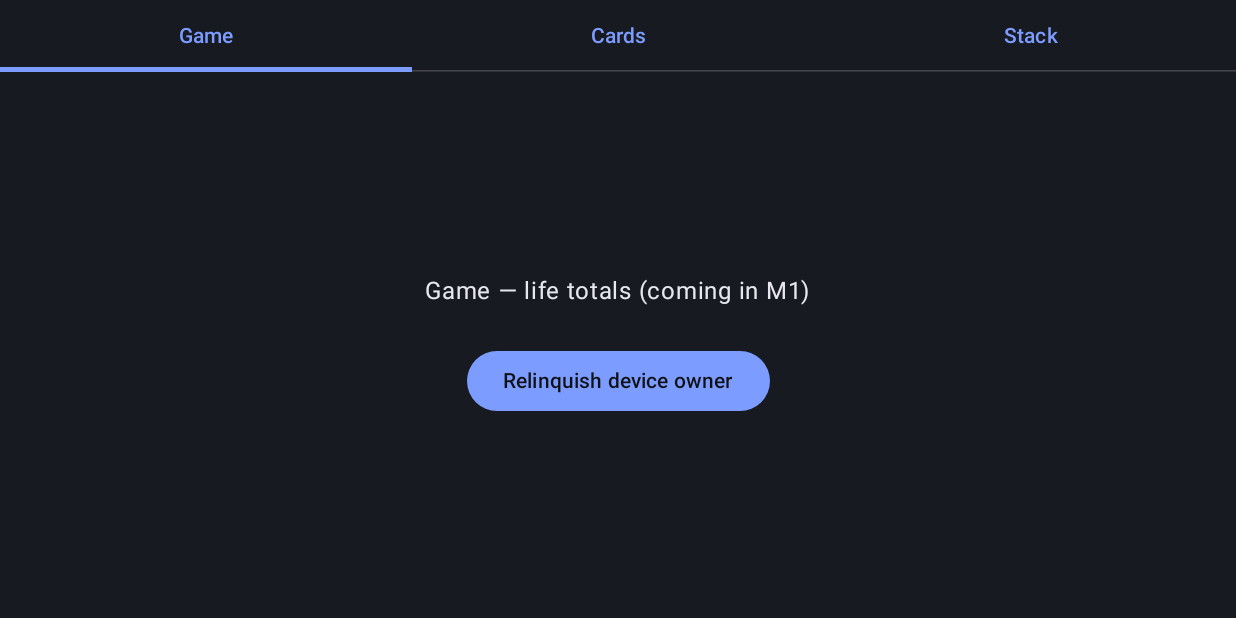
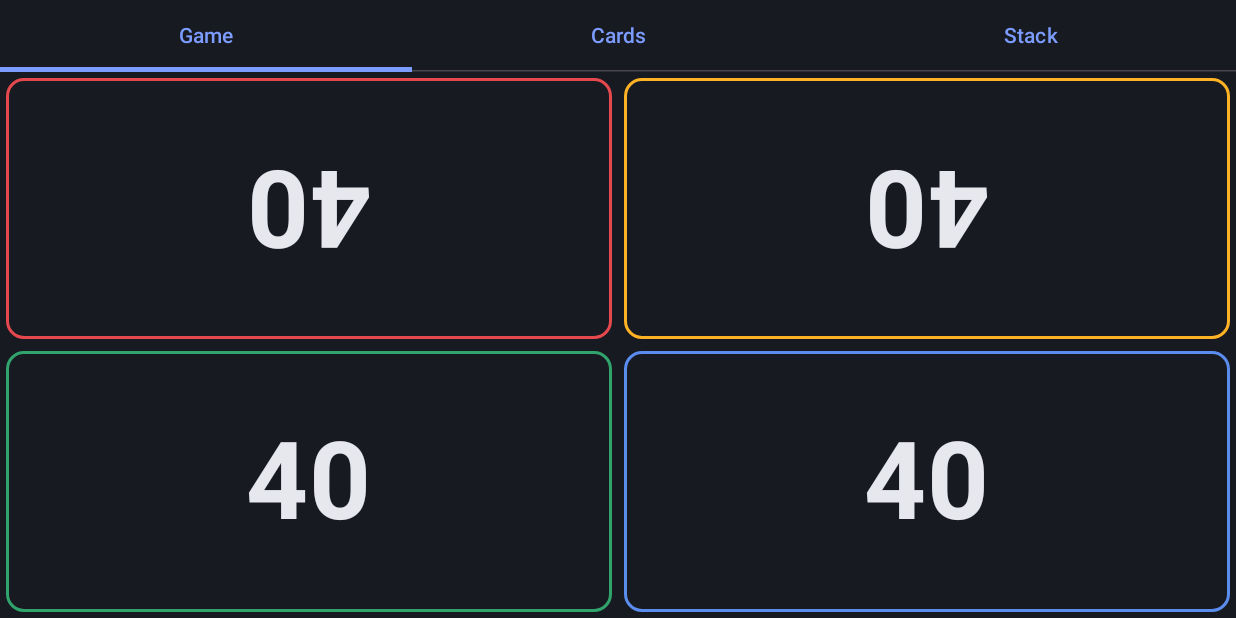
Before and after one commit to Kassicus/MagicTablet, an Android app built with Jetpack Compose: the screen it shows after launch (MainActivity), on a phone screen of 824 x 412 dp (held sideways). Run offline under Robolectric (Android 15) with nearby library versions, the light colour scheme and no system bars.

Commit message:
M1a Task 2: rotated seat layout + interactive life panels (tap/hold/delta)

```diff
--- /dev/null
+++ b/app/src/main/java/com/magictablet/game/ui/HoldRepeat.kt
@@ -0,0 +1,44 @@
+package com.magictablet.game.ui
+
+import androidx.compose.foundation.gestures.awaitEachGesture
+import androidx.compose.foundation.gestures.awaitFirstDown
+import androidx.compose.foundation.gestures.waitForUpOrCancellation
+import androidx.compose.runtime.rememberUpdatedState
+import androidx.compose.ui.Modifier
+import androidx.compose.ui.composed
+import androidx.compose.ui.input.pointer.pointerInput
+import kotlinx.coroutines.coroutineScope
+import kotlinx.coroutines.delay
+import kotlinx.coroutines.isActive
+import kotlinx.coroutines.launch
+
+private const val INITIAL_DELAY_MS = 400L
+private const val REPEAT_MS = 120L
+private const val ACCEL_AFTER_MS = 2000L
+private const val FAST_REPEAT_MS = 40L
+
+/** Fires [onClick] once on press, then auto-repeats (accelerating) while held. */
+fun Modifier.holdRepeatClick(onClick: () -> Unit): Modifier = composed {
+    val current = rememberUpdatedState(onClick)
+    pointerInput(Unit) {
+        coroutineScope {
+            awaitEachGesture {
+                awaitFirstDown(requireUnconsumed = false)
+                current.value()
+                val job = this@coroutineScope.launch {
+                    delay(INITIAL_DELAY_MS)
+                    var elapsed = 0L
+                    var interval = REPEAT_MS
+                    while (isActive) {
+                        current.value()
+                        delay(interval)
+                        elapsed += interval
+                        if (elapsed >= ACCEL_AFTER_MS) interval = FAST_REPEAT_MS
+                    }
+                }
+                waitForUpOrCancellation()
+                job.cancel()
+            }
+        }
+    }
+}
--- /dev/null
+++ b/app/src/main/java/com/magictablet/game/ui/PlayerPanel.kt
@@ -0,0 +1,88 @@
+package com.magictablet.game.ui
+
+import androidx.compose.animation.AnimatedVisibility
+import androidx.compose.animation.fadeIn
+import androidx.compose.animation.fadeOut
+import androidx.compose.foundation.border
+import androidx.compose.foundation.layout.Box
+import androidx.compose.foundation.layout.Row
+import androidx.compose.foundation.layout.fillMaxHeight
+import androidx.compose.foundation.layout.fillMaxSize
+import androidx.compose.foundation.layout.padding
+import androidx.compose.foundation.shape.RoundedCornerShape
+import androidx.compose.material3.MaterialTheme
+import androidx.compose.material3.Text
+import androidx.compose.runtime.Composable
+import androidx.compose.runtime.LaunchedEffect
+import androidx.compose.ui.Alignment
+import androidx.compose.ui.Modifier
+import androidx.compose.ui.text.font.FontWeight
+import androidx.compose.ui.unit.dp
+import androidx.compose.ui.unit.sp
+import com.magictablet.game.PlayerState
+import com.magictablet.game.RecentDelta
+import com.magictablet.ui.theme.SeatColors
+
+@Composable
+fun PlayerPanel(
+    player: PlayerState,
+    recentDelta: RecentDelta?,
+    onAdjustLife: (playerId: Int, delta: Int) -> Unit,
+    onClearDelta: (playerId: Int) -> Unit,
+    modifier: Modifier = Modifier,
+) {
+    val accent = SeatColors[player.colorIndex % SeatColors.size]
+
+    // Clear the accumulated delta 1s after the last change (restarts on each new change via token key).
+    LaunchedEffect(recentDelta?.token) {
+        if (recentDelta != null) {
+            kotlinx.coroutines.delay(1000)
+            onClearDelta(player.id)
+        }
+    }
+
+    Box(
+        modifier = modifier
+            .padding(4.dp)
+            .border(2.dp, accent, RoundedCornerShape(12.dp)),
+    ) {
+        // Tap zones (bottom layer): left = -1, right = +1.
+        Row(Modifier.fillMaxSize()) {
+            Box(
+                Modifier.weight(1f).fillMaxHeight()
+                    .holdRepeatClick { onAdjustLife(player.id, -1) },
+            )
+            Box(
+                Modifier.weight(1f).fillMaxHeight()
+                    .holdRepeatClick { onAdjustLife(player.id, 1) },
+            )
+        }
+
+        // Center overlay (not hittable → taps fall through to the zones).
+        Box(Modifier.fillMaxSize(), contentAlignment = Alignment.Center) {
+            Text(
+                text = player.life.toString(),
+                fontSize = 72.sp,
+                fontWeight = FontWeight.Bold,
+                color = MaterialTheme.colorScheme.onBackground,
+            )
+        }
+
+        // Recent delta, fades out when cleared.
+        Box(Modifier.fillMaxSize().padding(top = 8.dp), contentAlignment = Alignment.TopCenter) {
+            AnimatedVisibility(
+                visible = recentDelta != null && recentDelta.amount != 0,
+                enter = fadeIn(),
+                exit = fadeOut(),
+            ) {
+                val amount = recentDelta?.amount ?: 0
+                Text(
+                    text = if (amount > 0) "+$amount" else "$amount",
+                    fontSize = 22.sp,
+                    fontWeight = FontWeight.SemiBold,
+                    color = accent,
+                )
+            }
+        }
+    }
+}
--- /dev/null
+++ b/app/src/main/java/com/magictablet/game/ui/SeatLayout.kt
@@ -0,0 +1,50 @@
+package com.magictablet.game.ui
+
+import androidx.compose.foundation.layout.Column
+import androidx.compose.foundation.layout.Row
+import androidx.compose.foundation.layout.fillMaxSize
+import androidx.compose.foundation.layout.fillMaxWidth
+import androidx.compose.runtime.Composable
+import androidx.compose.ui.Modifier
+import androidx.compose.ui.draw.rotate
+import com.magictablet.game.PlayerState
+import com.magictablet.game.RecentDelta
+import com.magictablet.game.seatSplit
+
+@Composable
+fun SeatLayout(
+    players: List<PlayerState>,
+    recentDeltas: Map<Int, RecentDelta>,
+    onAdjustLife: (playerId: Int, delta: Int) -> Unit,
+    onClearDelta: (playerId: Int) -> Unit,
+    modifier: Modifier = Modifier,
+) {
+    val (topCount, _) = seatSplit(players.size)
+    val topPlayers = players.take(topCount)
+    val bottomPlayers = players.drop(topCount)
+
+    Column(modifier.fillMaxSize()) {
+        Row(Modifier.weight(1f).fillMaxWidth()) {
+            topPlayers.forEach { p ->
+                PlayerPanel(
+                    player = p,
+                    recentDelta = recentDeltas[p.id],
+                    onAdjustLife = onAdjustLife,
+                    onClearDelta = onClearDelta,
+                    modifier = Modifier.weight(1f).rotate(180f),
+                )
+            }
+        }
+        Row(Modifier.weight(1f).fillMaxWidth()) {
+            bottomPlayers.forEach { p ->
+                PlayerPanel(
+                    player = p,
+                    recentDelta = recentDeltas[p.id],
+                    onAdjustLife = onAdjustLife,
+                    onClearDelta = onClearDelta,
+                    modifier = Modifier.weight(1f),
+                )
+            }
+        }
+    }
+}
--- a/app/src/main/java/com/magictablet/screens/GameScreen.kt
+++ b/app/src/main/java/com/magictablet/screens/GameScreen.kt
@@ -1,47 +1,24 @@
 package com.magictablet.screens
 
-import android.app.admin.DevicePolicyManager
-import android.content.Context
-import android.widget.Toast
-import androidx.compose.foundation.layout.Arrangement
-import androidx.compose.foundation.layout.Column
 import androidx.compose.foundation.layout.fillMaxSize
-import androidx.compose.foundation.layout.padding
-import androidx.compose.material3.Button
-import androidx.compose.material3.Text
 import androidx.compose.runtime.Composable
-import androidx.compose.ui.Alignment
+import androidx.compose.runtime.getValue
 import androidx.compose.ui.Modifier
-import androidx.compose.ui.platform.LocalContext
-import androidx.compose.ui.unit.dp
+import androidx.lifecycle.compose.collectAsStateWithLifecycle
+import androidx.lifecycle.viewmodel.compose.viewModel
+import com.magictablet.game.GameViewModel
+import com.magictablet.game.ui.SeatLayout
 
 @Composable
-fun GameScreen() {
-    val context = LocalContext.current
-    Column(
-        modifier = Modifier.fillMaxSize().padding(24.dp),
-        horizontalAlignment = Alignment.CenterHorizontally,
-        verticalArrangement = Arrangement.Center,
-    ) {
-        Text("Game — life totals (coming in M1)")
-        Button(
-            onClick = { relinquishDeviceOwner(context) },
-            modifier = Modifier.padding(top = 24.dp),
-        ) {
-            Text("Relinquish device owner")
-        }
-    }
+fun GameScreen(viewModel: GameViewModel = viewModel()) {
+    val state by viewModel.state.collectAsStateWithLifecycle()
+    val recentDeltas by viewModel.recentDeltas.collectAsStateWithLifecycle()
+
+    SeatLayout(
+        players = state.players,
+        recentDeltas = recentDeltas,
+        onAdjustLife = viewModel::adjustLife,
+        onClearDelta = viewModel::clearRecentDelta,
+        modifier = Modifier.fillMaxSize(),
+    )
 }
-
-private fun relinquishDeviceOwner(context: Context) {
-    val dpm = context.getSystemService(Context.DEVICE_POLICY_SERVICE) as DevicePolicyManager
-    val pkg = context.packageName
-    val message = if (dpm.isDeviceOwnerApp(pkg)) {
-        @Suppress("DEPRECATION")
-        dpm.clearDeviceOwnerApp(pkg)
-        "Device owner relinquished"
-    } else {
-        "Not device owner"
-    }
-    Toast.makeText(context, message, Toast.LENGTH_LONG).show()
-}
--- /dev/null
+++ b/app/src/main/java/com/magictablet/ui/theme/SeatColors.kt
@@ -0,0 +1,13 @@
+package com.magictablet.ui.theme
+
+import androidx.compose.ui.graphics.Color
+
+/** Seat accent colors indexed by PlayerState.colorIndex (0..5). */
+val SeatColors: List<Color> = listOf(
+    Color(0xFFE5484D), // P1 red
+    Color(0xFFFFB224), // P2 amber
+    Color(0xFF30A46C), // P3 green
+    Color(0xFF5B8DEF), // P4 blue
+    Color(0xFFA56EFF), // P5 purple
+    Color(0xFF2EC7C0), // P6 teal
+)
```
